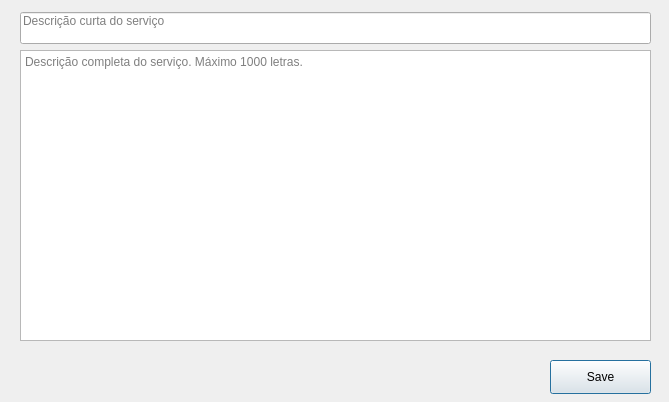
First picture: the form in Service_Create_Description.ui, repository bedi1982/Oficina, before the edit.
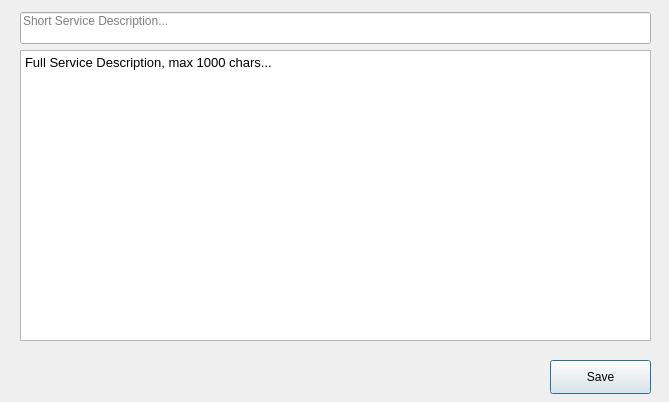
Second picture: the form after the edit.

Patch:
```diff
--- a/Service_Create_Description.ui
+++ b/Service_Create_Description.ui
@@ -44,7 +44,7 @@
     <set>Qt::AlignLeading|Qt::AlignLeft|Qt::AlignTop</set>
    </property>
    <property name="placeholderText">
-    <string>Descrição curta do serviço</string>
+    <string>Short Service Description...</string>
    </property>
   </widget>
   <widget class="QTextEdit" name="txt_Full_Description">
@@ -67,7 +67,7 @@
 &lt;html&gt;&lt;head&gt;&lt;meta name=&quot;qrichtext&quot; content=&quot;1&quot; /&gt;&lt;style type=&quot;text/css&quot;&gt;
 p, li { white-space: pre-wrap; }
 &lt;/style&gt;&lt;/head&gt;&lt;body style=&quot; font-family:'Noto Sans'; font-size:10pt; font-weight:400; font-style:normal;&quot;&gt;
-&lt;p style=&quot;-qt-paragraph-type:empty; margin-top:0px; margin-bottom:0px; margin-left:0px; margin-right:0px; -qt-block-indent:0; text-indent:0px;&quot;&gt;&lt;br /&gt;&lt;/p&gt;&lt;/body&gt;&lt;/html&gt;</string>
+&lt;p style=&quot; margin-top:0px; margin-bottom:0px; margin-left:0px; margin-right:0px; -qt-block-indent:0; text-indent:0px;&quot;&gt;Full Service Description, max 1000 chars...&lt;/p&gt;&lt;/body&gt;&lt;/html&gt;</string>
    </property>
    <property name="placeholderText">
     <string>Descrição completa do serviço. Máximo 1000 letras.</string>
```
